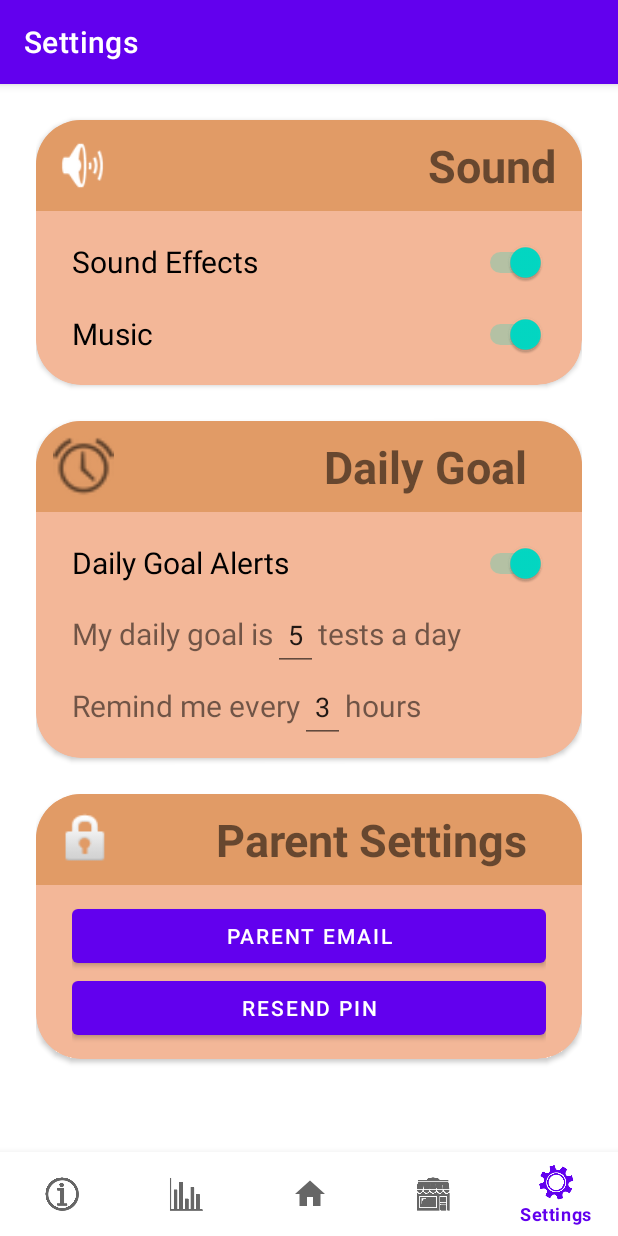
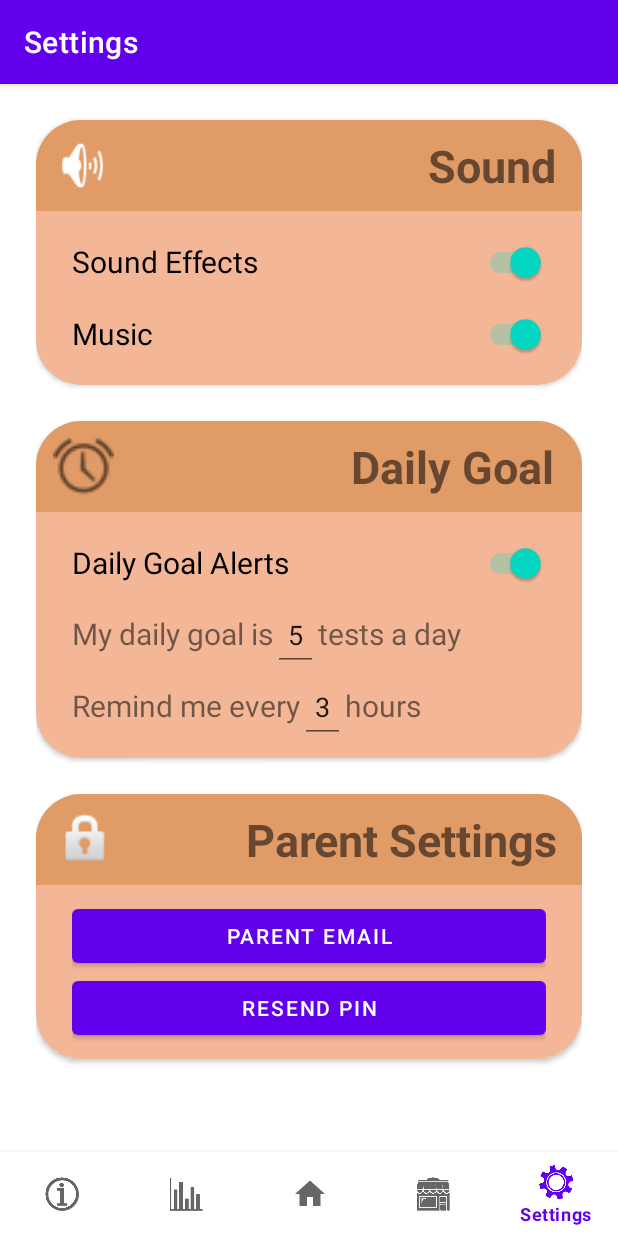
Before and after one commit to blackfloret/JuvenileDiabetesManager, an Android app: the SettingsFragment screen opened through its navigation route, on a phone screen of 412 x 824 dp. Run offline under Robolectric (Android 15) with nearby library versions, the light colour scheme and no system bars; our stand-ins replace navigation-ui.

Commit message:
updated settings fragment

```diff
--- a/app/src/main/res/layout/fragment_settings.xml
+++ b/app/src/main/res/layout/fragment_settings.xml
@@ -178,7 +178,7 @@
                                         app:srcCompat="@android:drawable/ic_lock_idle_alarm" />
 
                                     <TextView
-                                        android:layout_width="281dp"
+                                        android:layout_width="299dp"
                                         android:layout_height="wrap_content"
                                         android:text="Daily Goal "
                                         android:textAlignment="textEnd"
@@ -332,7 +332,7 @@
                                         android:src="@android:drawable/ic_lock_idle_lock" />
 
                                     <TextView
-                                        android:layout_width="277dp"
+                                        android:layout_width="297dp"
                                         android:layout_height="wrap_content"
                                         android:text="Parent Settings "
                                         android:textAlignment="textEnd"
```
